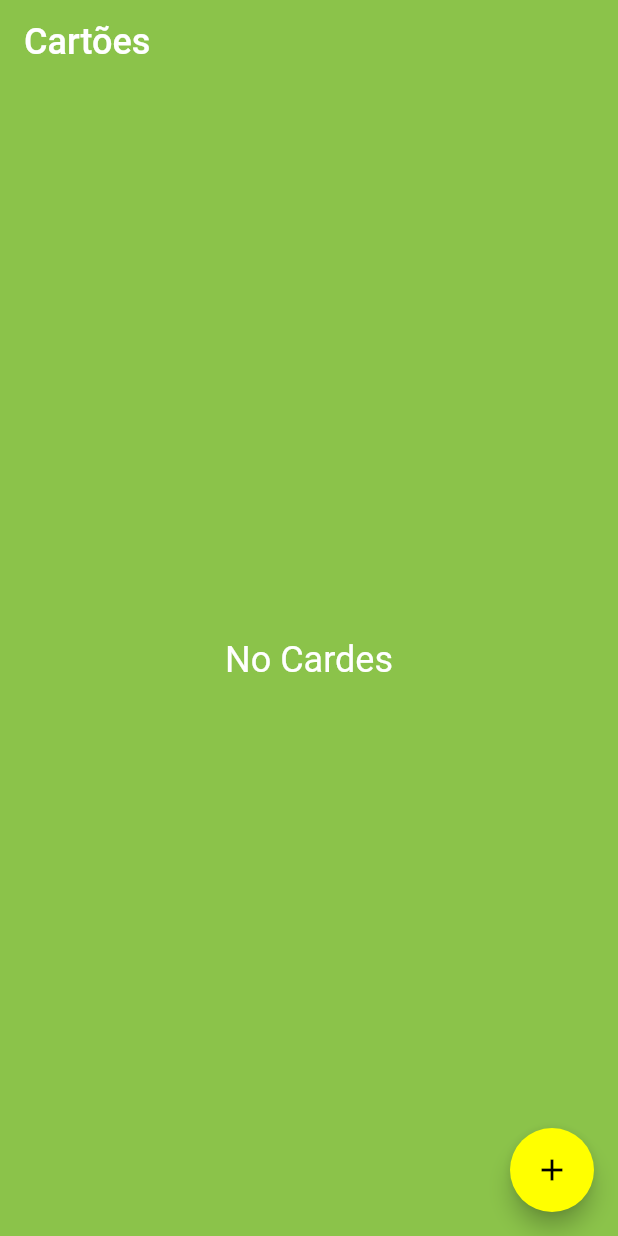
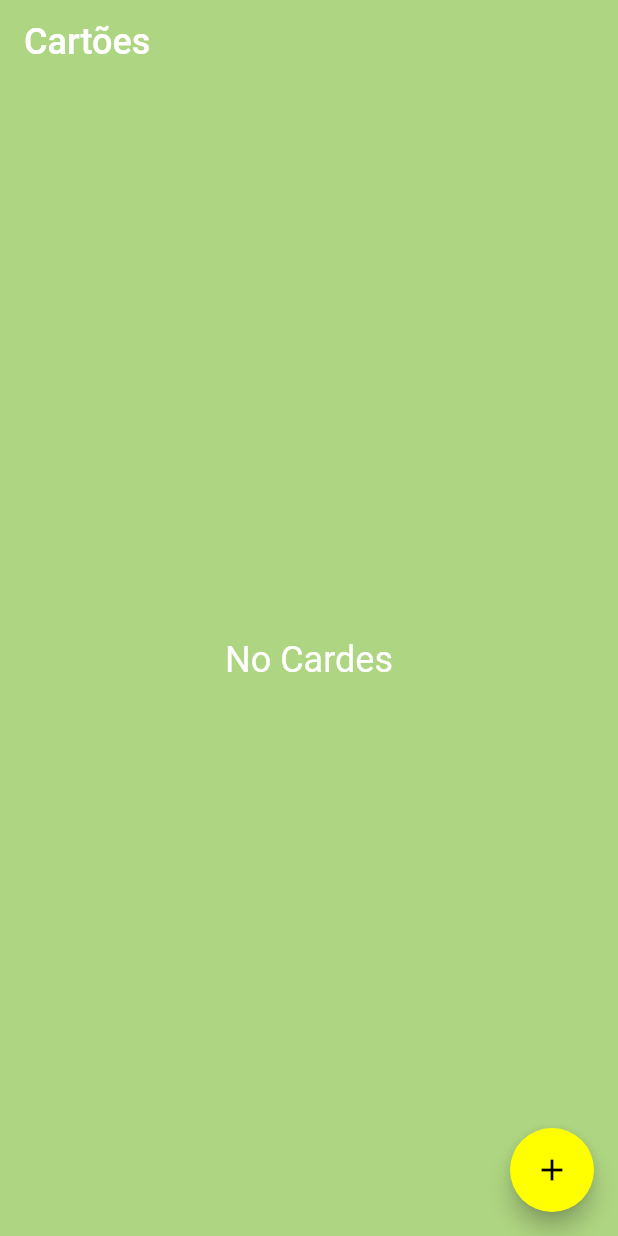
Before and after one commit to ZaunSupremoXV/card_wallet, a Flutter app: the screen it shows after launch, on a phone screen of 412 x 824 dp. Run offline on Flutter 3.47's test engine with Material 2 defaults, Android fonts, the phone set to English and light mode, and no system bars; our stand-ins replace sqflite; missing offline and left inert: credit_card_slider, easy_mask; accounts and stored records are empty.

Commit message:
15-07-2021 - Erick - 2

```diff
--- a/lib/main.dart
+++ b/lib/main.dart
@@ -13,7 +13,7 @@ Future main() async {
 }
 
 class MyApp extends StatelessWidget {
-  static final String title = 'Cardes SQLite';
+  static final String title = 'Cartões';
 
   @override
   Widget build(BuildContext context) => MaterialApp(
@@ -23,7 +23,7 @@ class MyApp extends StatelessWidget {
         theme: ThemeData(
           primaryColor: Colors.orange,
           // scaffoldBackgroundColor: Colors.blueGrey.shade900,
-          scaffoldBackgroundColor: Colors.lightGreen,
+          scaffoldBackgroundColor: Colors.lightGreen.shade300,
           appBarTheme: AppBarTheme(
             backgroundColor: Colors.transparent,
             elevation: 0,
```
